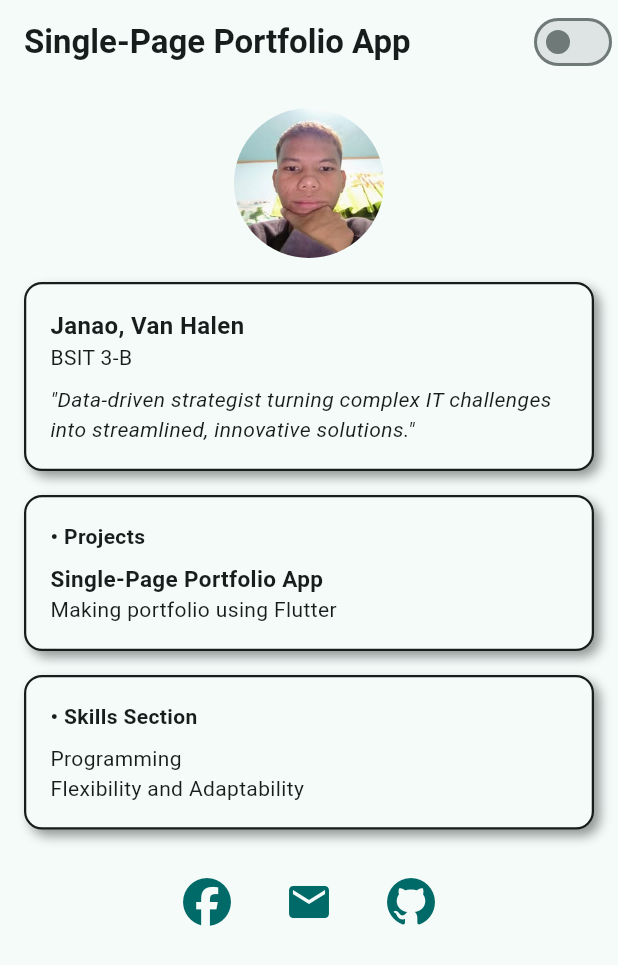
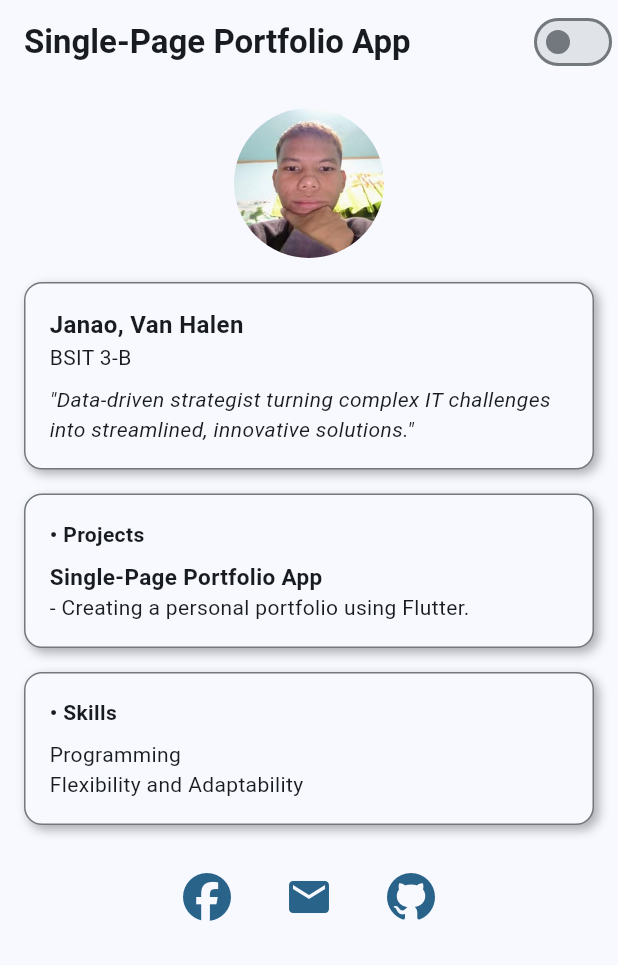
Before and after one commit to Pichiwa/Portfolio, a Flutter app: the screen it shows after launch, on a phone screen of 412 x 824 dp. Shown: the top 965 px of the screen. Run offline on Flutter 3.47's test engine with Material 3 defaults, Android fonts, the phone set to English and light mode, and no system bars; our stand-ins replace font_awesome_flutter.

Commit message:
Initial commit

```diff
--- a/lib/main.dart
+++ b/lib/main.dart
@@ -29,13 +29,13 @@ class _MyAppState extends State<MyApp> {
       themeMode: isDark ? ThemeMode.dark : ThemeMode.light,
       theme: ThemeData(
         useMaterial3: true,
-        colorSchemeSeed: const Color.fromARGB(255, 250, 250, 249),
+        colorSchemeSeed: const Color(0xFF90CAF9), // Light blue tone
         brightness: Brightness.light,
       ),
       darkTheme: ThemeData(
         useMaterial3: true,
         brightness: Brightness.dark,
-        colorSchemeSeed: const Color.fromARGB(234, 255, 255, 255),
+        colorSchemeSeed: const Color(0xFF90CAF9),
       ),
       home: Homepage(
         isDarkMode: isDark,
--- a/lib/pages/HomePage.dart
+++ b/lib/pages/HomePage.dart
@@ -12,7 +12,6 @@ class Homepage extends StatelessWidget {
     required this.onThemeToggle,
   });
 
-  // ✅ Function to launch URLs
   Future<void> _launchUrl(String url) async {
     final Uri uri = Uri.parse(url);
     if (!await launchUrl(uri, mode: LaunchMode.externalApplication)) {
@@ -36,17 +35,15 @@ class Homepage extends StatelessWidget {
         child: ListView(
           padding: const EdgeInsets.all(16),
           children: [
-            // Profile Picture
-            Center(
+            const Center(
               child: CircleAvatar(
                 radius: 50,
-                backgroundImage: const AssetImage('assets/images/profile.jpg'),
+                backgroundImage: AssetImage('assets/images/profile.jpg'),
                 backgroundColor: Colors.transparent,
               ),
             ),
             const SizedBox(height: 16),
 
-            // Profile Card
             _buildShadowCard(
               context,
               Column(
@@ -67,7 +64,6 @@ class Homepage extends StatelessWidget {
             ),
             const SizedBox(height: 16),
 
-            // Projects Card
             _buildShadowCard(
               context,
               Column(
@@ -82,20 +78,19 @@ class Homepage extends StatelessWidget {
                     "Single-Page Portfolio App",
                     style: TextStyle(fontSize: 15, fontWeight: FontWeight.bold),
                   ),
-                  Text("Making portfolio using Flutter"),
+                  Text("- Creating a personal portfolio using Flutter."),
                 ],
               ),
             ),
             const SizedBox(height: 16),
 
-            // Skills Card
             _buildShadowCard(
               context,
               Column(
                 crossAxisAlignment: CrossAxisAlignment.start,
                 children: const [
                   Text(
-                    "• Skills Section",
+                    "• Skills",
                     style: TextStyle(fontWeight: FontWeight.bold),
                   ),
                   SizedBox(height: 8),
@@ -106,7 +101,6 @@ class Homepage extends StatelessWidget {
             ),
             const SizedBox(height: 24),
 
-            // Social Icons Row
             Row(
               mainAxisAlignment: MainAxisAlignment.center,
               children: [
@@ -122,7 +116,7 @@ class Homepage extends StatelessWidget {
                   icon: const Icon(Icons.email, size: 32),
                   color: theme.colorScheme.primary,
                   onPressed: () {
-                    _launchUrl('https://mail.google.com/mail/u/0/#inbox?compose=new');
+                    _launchUrl('mailto:jongjans120gmail.com');
                   },
                 ),
                 const SizedBox(width: 20),
@@ -130,7 +124,9 @@ class Homepage extends StatelessWidget {
                   icon: const FaIcon(FontAwesomeIcons.github, size: 32),
                   color: theme.colorScheme.primary,
                   onPressed: () {
-                    _launchUrl('https://github.com/yourusername');
+                    _launchUrl(
+                      'https://github.com/Pichiwa/PROFILE_CODE--MASTER/tree/master',
+                    );
                   },
                 ),
               ],
@@ -141,19 +137,20 @@ class Homepage extends StatelessWidget {
     );
   }
 
+  // 🧱 Reusable Card Builder
   Widget _buildShadowCard(BuildContext context, Widget child) {
     final theme = Theme.of(context);
     return Container(
       padding: const EdgeInsets.all(16),
       decoration: BoxDecoration(
         color: theme.cardColor,
-        border: Border.all(color: theme.colorScheme.onSurface, width: 1.5),
+        border: Border.all(color: theme.dividerColor, width: 1),
         borderRadius: BorderRadius.circular(12),
         boxShadow: [
           BoxShadow(
-            color: theme.shadowColor.withOpacity(0.4),
-            offset: const Offset(4, 4),
-            blurRadius: 6,
+            color: theme.shadowColor.withOpacity(0.3),
+            offset: const Offset(3, 3),
+            blurRadius: 5,
           ),
         ],
       ),
```
Also changed, not shown: lib/widgets/custom_card.dart (deleted, +0 -98 lines), lib/widgets/custom_text.dart (deleted, +0 -37 lines).
